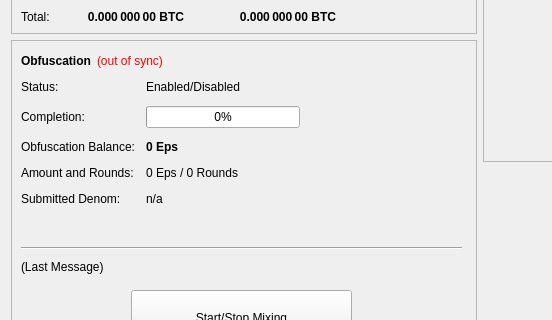
The window that src/qt/forms/overviewpage.ui (magocoin/magocoin2) describes before a commit, drawn with Qt 5; both pictures show x 0 to 552 and y 182 to 502 of the 960 by 615 pixel window.
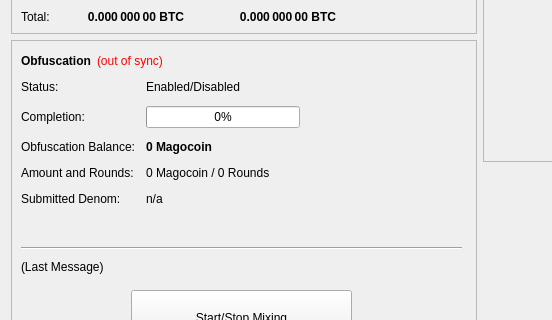
The same window after the commit.

```diff
--- a/src/qt/forms/overviewpage.ui
+++ b/src/qt/forms/overviewpage.ui
@@ -474,7 +474,7 @@
               </font>
              </property>
              <property name="text">
-              <string notr="true">0 Eps</string>
+              <string notr="true">0 Magocoin</string>
              </property>
             </widget>
            </item>
@@ -488,7 +488,7 @@
            <item row="3" column="1">
             <widget class="QLabel" name="labelAmountRounds">
              <property name="text">
-              <string>0 Eps / 0 Rounds</string>
+              <string>0 Magocoin / 0 Rounds</string>
              </property>
             </widget>
            </item>
```
Left out of the diff: 6 changed lines with no effect on the pictures.
